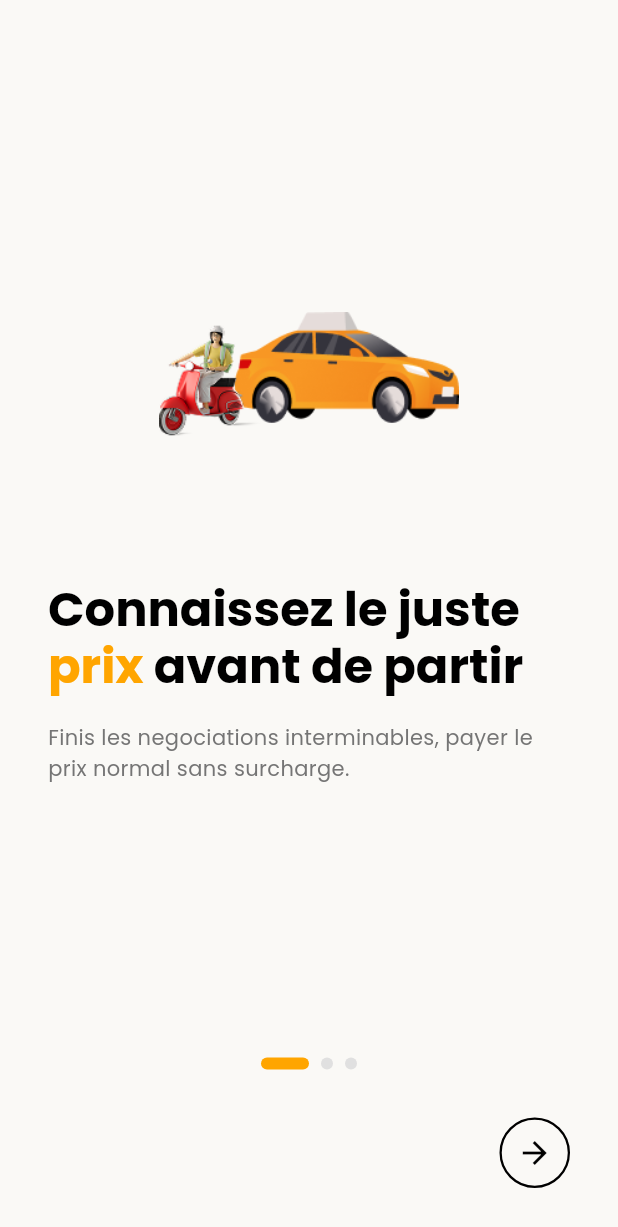
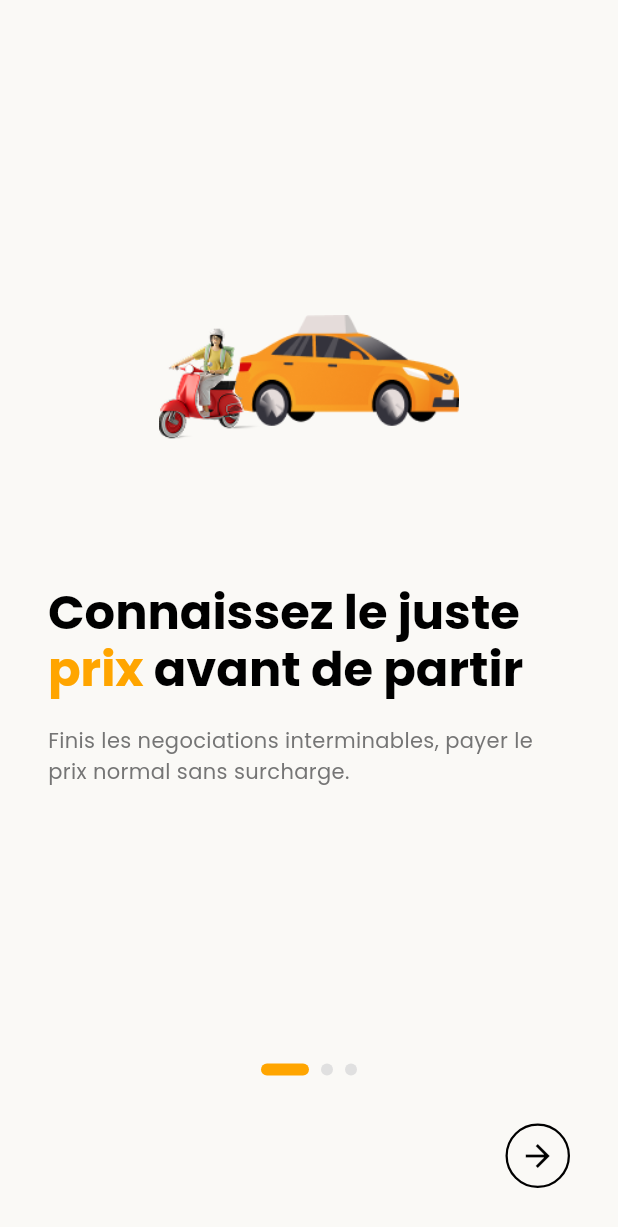
Before and after one commit to Rahim10020/neneo, a Flutter app: the OnboardingScreen screen opened by its route, on a phone screen of 412 x 824 dp. Shown: the top 1227 px of the screen. Run offline on Flutter 3.47's test engine with Material 3 defaults, Android fonts, the phone set to English and light mode, and no system bars; drawn by our look-alikes of smooth_page_indicator; our stand-ins replace geolocator, google_fonts, hive_flutter, share_plus, shared_preferences; accounts and stored records are empty.

Commit message:
petite modif ui

```diff
--- a/lib/features/onboarding/onboarding_screen.dart
+++ b/lib/features/onboarding/onboarding_screen.dart
@@ -148,7 +148,7 @@ class _OnboardingScreenState extends State<OnboardingScreen> {
                       child: GestureDetector(
                         onTap: _nextPage,
                         child: Container(
-                          padding: const EdgeInsets.all(10),
+                          padding: const EdgeInsets.all(8),
                           decoration: BoxDecoration(
                             border: Border.all(
                               color: AppColors.textPrimary,
```
